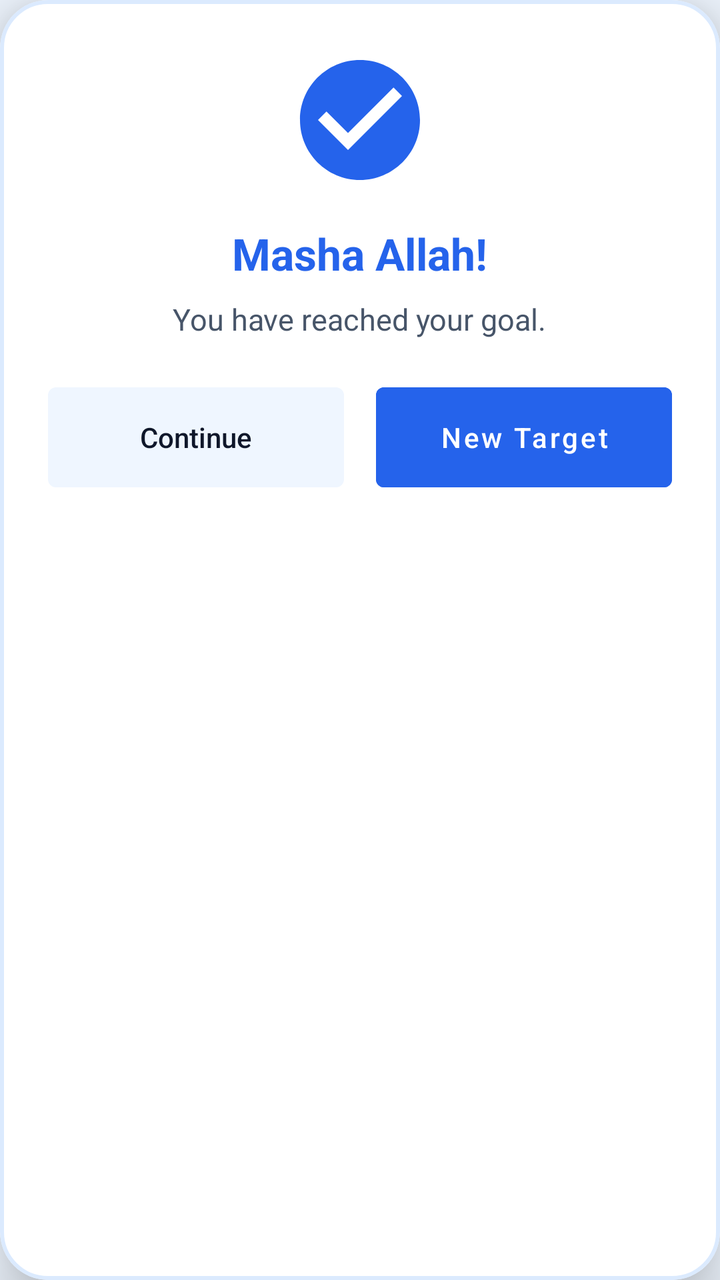
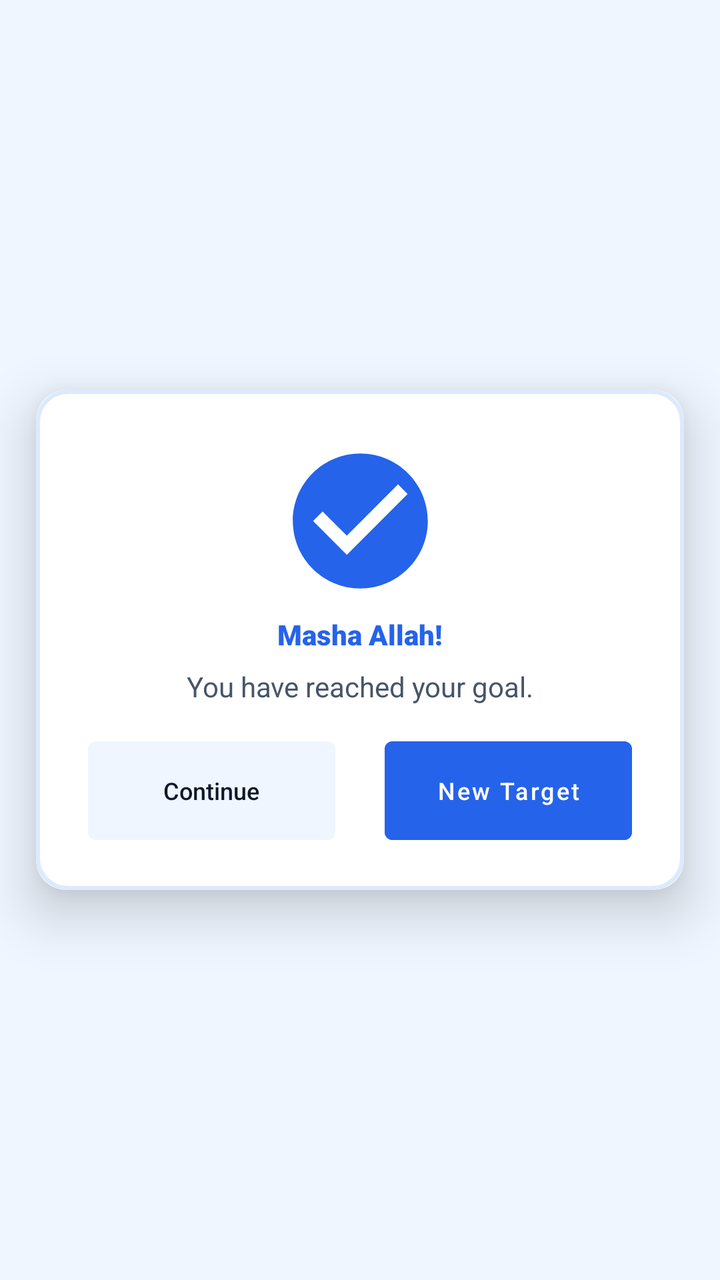

Screens rendered from an Android XML layout before and after an edit, with the pre-edit source and the edit as a unified diff.
<!-- AndroidManifest.xml: application theme Theme.SmartTasbeeh -->
<!-- res/layout/dialog_target_reached.xml -->
<?xml version="1.0" encoding="utf-8"?>
<com.google.android.material.card.MaterialCardView xmlns:android="http://schemas.android.com/apk/res/android"
    xmlns:app="http://schemas.android.com/apk/res-auto"
    android:layout_width="300dp"
    android:layout_height="wrap_content"
    app:cardCornerRadius="24dp"
    app:cardElevation="16dp"
    app:cardBackgroundColor="@color/card_background"
    app:strokeColor="@color/card_stroke_color"
    app:strokeWidth="2dp">

    <LinearLayout
        android:layout_width="match_parent"
        android:layout_height="wrap_content"
        android:orientation="vertical"
        android:padding="24dp"
        android:gravity="center">

        <ImageView
            android:layout_width="72dp"
            android:layout_height="72dp"
            android:src="@drawable/ic_check_circle"
            app:tint="@color/tasbeeh_blue_primary"
            android:layout_marginBottom="16dp"/>

        <TextView
            android:layout_width="wrap_content"
            android:layout_height="wrap_content"
            android:text="Masha Allah!"
            android:textSize="22sp"
            android:textStyle="bold"
            android:textColor="@color/tasbeeh_blue_primary"
            android:layout_marginBottom="8dp"/>

        <TextView
            android:id="@+id/tvTargetMessage"
            android:layout_width="wrap_content"
            android:layout_height="wrap_content"
            android:text="You have reached your goal."
            android:textSize="15sp"
            android:textColor="@color/text_secondary"
            android:gravity="center"
            android:layout_marginBottom="24dp"/>

        <LinearLayout
            android:layout_width="match_parent"
            android:layout_height="wrap_content"
            android:orientation="horizontal"
            android:weightSum="2">

            <androidx.appcompat.widget.AppCompatButton
                android:id="@+id/btnContinue"
                android:layout_width="0dp"
                android:layout_height="50dp"
                android:layout_weight="1"
                android:text="Continue"
                android:textAllCaps="false"
                android:textColor="@color/text_primary"
                android:background="@drawable/selector_cancel_reset"
                android:stateListAnimator="@null"
                android:layout_marginEnd="8dp"/>

            <Button
                android:id="@+id/btnIncreaseTarget"
                android:layout_width="0dp"
                android:layout_height="50dp"
                android:layout_weight="1"
                android:text="New Target"
                android:textAllCaps="false"
                android:textColor="@color/white"
                android:backgroundTint="@color/tasbeeh_blue_primary"
                style="@style/Widget.MaterialComponents.Button.UnelevatedButton"
                android:insetTop="0dp"
                android:insetBottom="0dp"
                android:layout_marginStart="8dp"/>
        </LinearLayout>

    </LinearLayout>
</com.google.android.material.card.MaterialCardView>
<!-- resources referenced by this layout -->
<resources>
  <color name="card_background">#FFFFFF</color>
  <color name="card_stroke_color">#DBEAFE</color>
  <color name="tasbeeh_blue_primary">#2563EB</color>
  <color name="text_primary">#0F172A</color>
  <color name="text_secondary">#475569</color>
  <color name="white">#FFFFFFFF</color>
  <!-- drawable ic_check_circle (drawable) -->
  <vector xmlns:android="http://schemas.android.com/apk/res/android"
      android:width="24dp"
      android:height="24dp"
      android:viewportWidth="24"
      android:viewportHeight="24">
    <path
        android:fillColor="@color/tasbeeh_blue_primary"
        android:pathData="M12,2C6.48,2 2,6.48 2,12s4.48,10 10,10 10,-4.48 10,-10S17.52,2 12,2zM10,17l-5,-5 1.41,-1.41L10,14.17l7.59,-7.59L19,8l-9,9z"/>
  </vector>
  <!-- drawable selector_cancel_reset (drawable) -->
  <?xml version="1.0" encoding="utf-8"?>
  <selector xmlns:android="http://schemas.android.com/apk/res/android">
      <item android:state_pressed="true">
          <shape android:shape="rectangle">
              <solid android:color="@color/cancel_btn_pressed_green"/> 
              <corners android:radius="4dp"/>
          </shape>
      </item>
      <item>
          <shape android:shape="rectangle">
              <solid android:color="@color/icon_btn_bg"/> 
              <corners android:radius="4dp"/>
          </shape>
      </item>
  </selector>
  <style name="Theme.SmartTasbeeh" parent="Base.Theme.SmartTasbeeh" />
  <color name="cancel_btn_pressed_green">#95B697</color>
  <color name="icon_btn_bg">#EFF6FF</color>
  <style name="Base.Theme.SmartTasbeeh" parent="Theme.Material3.DayNight.NoActionBar">
          <item name="colorPrimary">@color/tasbeeh_blue_primary</item>
          <item name="colorPrimaryVariant">@color/tasbeeh_blue_dark</item>
          <item name="colorOnPrimary">@color/white</item>
  
          <item name="android:statusBarColor">@color/tasbeeh_blue_dark</item>
          <item name="android:windowLightStatusBar">false</item>
  
          <item name="android:windowBackground">@color/background_light</item>
          <item name="android:textColor">@color/text_primary</item>
      </style>
  <color name="tasbeeh_blue_dark">#1E3A8A</color>
  <color name="background_light">#EFF6FF</color>
</resources>

<!-- the commit's change to res/layout/dialog_target_reached.xml (unified diff, before → after) -->
@@ -1,79 +1,190 @@
 <?xml version="1.0" encoding="utf-8"?>
-<com.google.android.material.card.MaterialCardView xmlns:android="http://schemas.android.com/apk/res/android"
+<androidx.constraintlayout.widget.ConstraintLayout xmlns:android="http://schemas.android.com/apk/res/android"
     xmlns:app="http://schemas.android.com/apk/res-auto"
-    android:layout_width="300dp"
+    android:layout_width="match_parent"
     android:layout_height="wrap_content"
-    app:cardCornerRadius="24dp"
-    app:cardElevation="16dp"
-    app:cardBackgroundColor="@color/card_background"
-    app:strokeColor="@color/card_stroke_color"
-    app:strokeWidth="2dp">
+    android:layout_gravity="center">
 
-    <LinearLayout
-        android:layout_width="match_parent"
+    <com.google.android.material.card.MaterialCardView
+        android:id="@+id/cardContainer"
+        android:layout_width="0dp"
         android:layout_height="wrap_content"
-        android:orientation="vertical"
-        android:padding="24dp"
-        android:gravity="center">
+        app:layout_constraintWidth_percent="0.90"
+        app:layout_constraintStart_toStartOf="parent"
+        app:layout_constraintEnd_toEndOf="parent"
+        app:layout_constraintTop_toTopOf="parent"
+        app:layout_constraintBottom_toBottomOf="parent"
+        app:shapeAppearanceOverlay="@style/ShapeAppearance.SmartTasbeeh.ResponsiveCard"
+        app:cardElevation="16dp"
+        app:cardBackgroundColor="@color/card_background"
+        app:strokeColor="@color/card_stroke_color"
+        app:strokeWidth="2dp">
 
-        <ImageView
-            android:layout_width="72dp"
-            android:layout_height="72dp"
-            android:src="@drawable/ic_check_circle"
-            app:tint="@color/tasbeeh_blue_primary"
-            android:layout_marginBottom="16dp"/>
+        <androidx.constraintlayout.widget.ConstraintLayout
+            android:layout_width="match_parent"
+            android:layout_height="wrap_content">
 
-        <TextView
-            android:layout_width="wrap_content"
-            android:layout_height="wrap_content"
-            android:text="Masha Allah!"
-            android:textSize="22sp"
-            android:textStyle="bold"
-            android:textColor="@color/tasbeeh_blue_primary"
-            android:layout_marginBottom="8dp"/>
+            
+            <androidx.constraintlayout.widget.Guideline
+                android:id="@+id/guideStart"
+                android:layout_width="wrap_content"
+                android:layout_height="wrap_content"
+                android:orientation="vertical"
+                app:layout_constraintGuide_percent="0.08" />
 
-        <TextView
-            android:id="@+id/tvTargetMessage"
-            android:layout_width="wrap_content"
-            android:layout_height="wrap_content"
-            android:text="You have reached your goal."
-            android:textSize="15sp"
-            android:textColor="@color/text_secondary"
-            android:gravity="center"
-            android:layout_marginBottom="24dp"/>
+            <androidx.constraintlayout.widget.Guideline
+                android:id="@+id/guideEnd"
+                android:layout_width="wrap_content"
+                android:layout_height="wrap_content"
+                android:orientation="vertical"
+                app:layout_constraintGuide_percent="0.92" />
 
-        <LinearLayout
-            android:layout_width="match_parent"
-            android:layout_height="wrap_content"
-            android:orientation="horizontal"
-            android:weightSum="2">
+            <androidx.constraintlayout.widget.Guideline
+                android:id="@+id/guideTop"
+                android:layout_width="wrap_content"
+                android:layout_height="wrap_content"
+                android:orientation="horizontal"
+                app:layout_constraintGuide_percent="0.10" />
 
-            <androidx.appcompat.widget.AppCompatButton
-                android:id="@+id/btnContinue"
+            <androidx.constraintlayout.widget.Guideline
+                android:id="@+id/guideBottom"
+                android:layout_width="wrap_content"
+                android:layout_height="wrap_content"
+                android:orientation="horizontal"
+                app:layout_constraintGuide_percent="0.90" />
+
+            <ImageView
+                android:id="@+id/ivSuccess"
                 android:layout_width="0dp"
-                android:layout_height="50dp"
-                android:layout_weight="1"
-                android:text="Continue"
-                android:textAllCaps="false"
-                android:textColor="@color/text_primary"
-                android:background="@drawable/selector_cancel_reset"
-                android:stateListAnimator="@null"
-                android:layout_marginEnd="8dp"/>
+                android:layout_height="0dp"
+                android:src="@drawable/ic_check_circle"
+                android:contentDescription="@string/cd_success"
+                app:tint="@color/tasbeeh_blue_primary"
+                app:layout_constraintWidth_percent="0.25"
+                app:layout_constraintDimensionRatio="1:1"
+                app:layout_constraintTop_toTopOf="@id/guideTop"
+                app:layout_constraintStart_toStartOf="@id/guideStart"
+                app:layout_constraintEnd_toEndOf="@id/guideEnd"/>
 
-            <Button
-                android:id="@+id/btnIncreaseTarget"
+            <Space
+                android:id="@+id/spaceBelow_ivSuccess"
                 android:layout_width="0dp"
-                android:layout_height="50dp"
-                android:layout_weight="1"
-                android:text="New Target"
-                android:textAllCaps="false"
-                android:textColor="@color/white"
-                android:backgroundTint="@color/tasbeeh_blue_primary"
-                style="@style/Widget.MaterialComponents.Button.UnelevatedButton"
-                android:insetTop="0dp"
-                android:insetBottom="0dp"
-                android:layout_marginStart="8dp"/>
-        </LinearLayout>
+                android:layout_height="0dp"
+                app:layout_constraintDimensionRatio="H,40:1"
+                app:layout_constraintStart_toStartOf="@id/guideStart"
+                app:layout_constraintEnd_toEndOf="@id/guideEnd"
+                app:layout_constraintTop_toBottomOf="@id/ivSuccess" />
 
-    </LinearLayout>
-</com.google.android.material.card.MaterialCardView>
+            <TextView
+                android:id="@+id/tvTitle"
+                android:layout_width="0dp"
+                android:layout_height="wrap_content"
+                android:text="@string/dialog_target_reached_title"
+                android:textStyle="bold"
+                android:fontFamily="sans-serif-black"
+                android:textColor="@color/tasbeeh_blue_primary"
+                android:gravity="center"
+                app:layout_constraintTop_toBottomOf="@id/spaceBelow_ivSuccess"
+                app:layout_constraintStart_toStartOf="@id/guideStart"
+                app:layout_constraintEnd_toEndOf="@id/guideEnd"/>
+
+            <Space
+                android:id="@+id/spaceBelow_tvTitle"
+                android:layout_width="0dp"
+                android:layout_height="0dp"
+                app:layout_constraintDimensionRatio="H,40:1"
+                app:layout_constraintStart_toStartOf="@id/guideStart"
+                app:layout_constraintEnd_toEndOf="@id/guideEnd"
+                app:layout_constraintTop_toBottomOf="@id/tvTitle" />
+
+            <TextView
+                android:id="@+id/tvTargetMessage"
+                android:layout_width="0dp"
+                android:layout_height="wrap_content"
+                android:text="@string/dialog_target_reached_message"
+                android:textColor="@color/text_secondary"
+                android:gravity="center"
+                app:layout_constraintTop_toBottomOf="@id/spaceBelow_tvTitle"
+                app:layout_constraintStart_toStartOf="@id/guideStart"
+                app:layout_constraintEnd_toEndOf="@id/guideEnd"/>
+
+            <Space
+                android:id="@+id/spaceMessageToButtons"
+                android:layout_width="0dp"
+                android:layout_height="0dp"
+                app:layout_constraintDimensionRatio="H,15:1"
+                app:layout_constraintStart_toStartOf="@id/guideStart"
+                app:layout_constraintEnd_toEndOf="@id/guideEnd"
+                app:layout_constraintTop_toBottomOf="@id/tvTargetMessage" />
+
+            <androidx.constraintlayout.widget.ConstraintLayout
+                android:layout_width="0dp"
+                android:layout_height="wrap_content"
+                app:layout_constraintStart_toStartOf="@id/guideStart"
+                app:layout_constraintEnd_toEndOf="@id/guideEnd"
+                app:layout_constraintTop_toBottomOf="@id/spaceMessageToButtons"
+                app:layout_constraintBottom_toBottomOf="@id/guideBottom">
+
+                <androidx.appcompat.widget.AppCompatButton
+                    android:id="@+id/btnContinue"
+                    android:layout_width="0dp"
+                    android:layout_height="0dp"
+                    android:text="@string/dialog_continue"
+                    android:textAllCaps="false"
+                    android:textColor="@color/text_primary"
+                    android:background="@drawable/selector_cancel_reset"
+                    android:stateListAnimator="@null"
+                    android:minHeight="48dp"
+                    app:autoSizeTextType="uniform"
+                    app:autoSizeMinTextSize="10sp"
+                    app:autoSizeMaxTextSize="12sp"
+                    app:layout_constraintHeight_min="48dp"
+                    app:layout_constraintWidth_max="280dp"
+                    app:layout_constraintDimensionRatio="H,2.5:1"
+                    app:layout_constraintStart_toStartOf="parent"
+                    app:layout_constraintTop_toTopOf="parent"
+                    app:layout_constraintBottom_toBottomOf="parent"
+                    app:layout_constraintEnd_toStartOf="@+id/buttonGap"
+                    app:layout_constraintHorizontal_weight="1"/>
+
+                <Space
+                    android:id="@+id/buttonGap"
+                    android:layout_width="0dp"
+                    android:layout_height="0dp"
+                    app:layout_constraintHorizontal_weight="0.2"
+                    app:layout_constraintStart_toEndOf="@id/btnContinue"
+                    app:layout_constraintEnd_toStartOf="@+id/btnIncreaseTarget"
+                    app:layout_constraintTop_toTopOf="parent"
+                    app:layout_constraintBottom_toBottomOf="parent" />
+
+                <Button
+                    android:id="@+id/btnIncreaseTarget"
+                    android:layout_width="0dp"
+                    android:layout_height="0dp"
+                    android:text="@string/dialog_new_target"
+                    android:textAllCaps="false"
+                    android:textColor="@color/white"
+                    android:backgroundTint="@color/tasbeeh_blue_primary"
+                    style="@style/Widget.MaterialComponents.Button.UnelevatedButton"
+                    android:insetTop="0dp"
+                    android:insetBottom="0dp"
+                    android:minHeight="48dp"
+                    app:autoSizeTextType="uniform"
+                    app:autoSizeMinTextSize="10sp"
+                    app:autoSizeMaxTextSize="12sp"
+                    app:layout_constraintHeight_min="48dp"
+                    app:layout_constraintWidth_max="280dp"
+                    app:layout_constraintDimensionRatio="H,2.5:1"
+                    app:layout_constraintEnd_toEndOf="parent"
+                    app:layout_constraintTop_toTopOf="parent"
+                    app:layout_constraintBottom_toBottomOf="parent"
+                    app:layout_constraintStart_toEndOf="@id/buttonGap"
+                    app:layout_constraintHorizontal_weight="1"/>
+
+            </androidx.constraintlayout.widget.ConstraintLayout>
+
+        </androidx.constraintlayout.widget.ConstraintLayout>
+
+    </com.google.android.material.card.MaterialCardView>
+
+</androidx.constraintlayout.widget.ConstraintLayout>
<!-- resource entries referenced after the edit -->
@@ -32,6 +32,15 @@
           </shape>
       </item>
   </selector>
+  <string name="cd_success">Success icon</string>
+  <string name="dialog_continue">Continue</string>
+  <string name="dialog_new_target">New Target</string>
+  <string name="dialog_target_reached_message">You have reached your goal.</string>
+  <string name="dialog_target_reached_title">Masha Allah!</string>
+  <style name="ShapeAppearance.SmartTasbeeh.ResponsiveCard" parent="">
+          <item name="cornerFamily">rounded</item>
+          <item name="cornerSize">6%</item>
+      </style>
   <style name="Theme.SmartTasbeeh" parent="Base.Theme.SmartTasbeeh" />
   <color name="cancel_btn_pressed_green">#95B697</color>
   <color name="icon_btn_bg">#EFF6FF</color>
